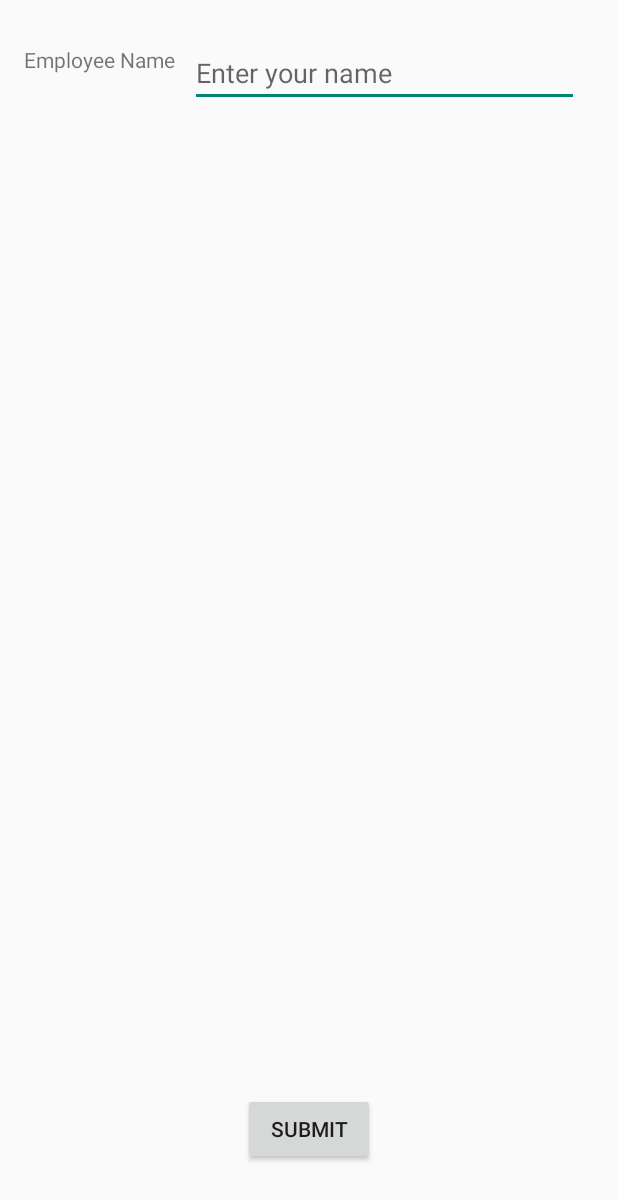
After one commit to lakshay148/OfficeOffice, an Android app: the layout fragment_add_role.xml on its own in the app's theme, with its tools: preview values and no code run, on a phone screen of 412 x 824 dp. The commit adds this screen. Shown: the top 1200 px of the screen. Run offline under Robolectric (Android 15) with nearby library versions, the phone set to English and light mode, and no system bars.

Commit message:
Add privilege and add role

```diff
--- a/app/build.gradle
+++ b/app/build.gradle
@@ -25,6 +25,6 @@ dependencies {
     compile 'com.android.support:appcompat-v7:23.4.0'
     compile 'com.android.support:design:23.4.0'
     compile 'com.android.support:support-v4:23.4.0'
-    compile 'com.android.support:cardview-v7:23.3.0'
-    compile 'com.android.support:recyclerview-v7:23.3.0'
+    compile 'com.android.support:cardview-v7:23.4.0'
+    compile 'com.android.support:recyclerview-v7:23.4.0'
 }
--- a/app/src/main/java/com/truedev/officeoffice/Constants.java
+++ b/app/src/main/java/com/truedev/officeoffice/Constants.java
@@ -6,4 +6,5 @@ package com.truedev.officeoffice;
 public class Constants {
 
     public static final String IS_LOGGED_IN = "is_logged_in";
+    /*public static final String RESULT_OK = "tag_person_name";*/
 }
--- a/app/src/main/java/com/truedev/officeoffice/Fragments/AddTaskFragment.java
+++ b/app/src/main/java/com/truedev/officeoffice/Fragments/AddTaskFragment.java
@@ -19,7 +19,6 @@ import android.widget.Toast;
 
 
 import com.truedev.officeoffice.Activity.MainActivity;
-import com.truedev.officeoffice.Adapter.DynamicAdapter;
 import com.truedev.officeoffice.Adapter.AddTaskAdapter;
 import com.truedev.officeoffice.CommonUtils;
 import com.truedev.officeoffice.DBFunctions;
--- /dev/null
+++ b/app/src/main/java/com/truedev/officeoffice/Interface/Listener.java
@@ -0,0 +1,5 @@
+package com.truedev.officeoffice.Interface;
+
+public interface Listener {
+    void nameToChnge(String name);
+}
--- /dev/null
+++ b/app/src/main/res/layout/fragment_add_role.xml
@@ -0,0 +1,68 @@
+<?xml version="1.0" encoding="utf-8"?>
+<LinearLayout xmlns:android="http://schemas.android.com/apk/res/android"
+    xmlns:tools="http://schemas.android.com/tools"
+    android:layout_width="match_parent"
+    android:layout_height="match_parent"
+    android:orientation="vertical"
+    android:paddingBottom="@dimen/activity_vertical_margin"
+    android:paddingLeft="@dimen/activity_horizontal_margin"
+    android:paddingRight="@dimen/activity_horizontal_margin"
+    android:paddingTop="@dimen/activity_vertical_margin"
+    tools:context="demo.prashant.com.sqliterecycleview.AddRole">
+
+    <LinearLayout
+        android:id="@+id/line1"
+        android:layout_width="match_parent"
+        android:layout_height="0dp"
+        android:layout_weight="1"
+        android:orientation="horizontal">
+
+        <TextView
+            android:id="@+id/empname"
+            android:layout_width="wrap_content"
+            android:layout_height="wrap_content"
+            android:text="Employee Name" />
+
+        <EditText
+            android:id="@+id/et_name"
+            android:layout_width="match_parent"
+            android:layout_height="45dp"
+            android:layout_margin="10dp"
+            android:hint="Enter your name" />
+
+    </LinearLayout>
+
+    <LinearLayout
+        android:id="@+id/line2"
+        android:layout_width="match_parent"
+        android:layout_height="0dp"
+        android:layout_below="@+id/line1"
+        android:layout_weight="8">
+
+        <android.support.v7.widget.RecyclerView
+            android:id="@+id/rv_contactlist"
+            android:layout_width="match_parent"
+            android:layout_height="wrap_content">
+
+        </android.support.v7.widget.RecyclerView>
+    </LinearLayout>
+
+    <LinearLayout
+        android:id="@+id/line3"
+        android:layout_width="wrap_content"
+        android:layout_height="0dp"
+        android:layout_alignParentBottom="true"
+        android:layout_below="@+id/line2"
+        android:layout_gravity="center_horizontal"
+        android:layout_weight="1">
+
+        <Button
+            android:id="@+id/bSubmit"
+            android:layout_width="wrap_content"
+            android:layout_height="wrap_content"
+            android:layout_gravity="center_horizontal"
+            android:gravity="center"
+            android:text="submit" />
+    </LinearLayout>
+
+</LinearLayout>
```
Also changed, not shown: app/src/main/java/com/truedev/officeoffice/Activity/MainActivity.java (+20 -6 lines), app/src/main/java/com/truedev/officeoffice/Adapter/ListAdapter.java (added, +92 -0 lines), app/src/main/java/com/truedev/officeoffice/Database/DailyTaskDB.java (+130 -11 lines), app/src/main/java/com/truedev/officeoffice/Fragments/AddPrivilegeFragment.java (added, +72 -0 lines), app/src/main/java/com/truedev/officeoffice/Fragments/AddRoleFragment.java (added, +80 -0 lines), app/src/main/java/com/truedev/officeoffice/Model/UserData.java (added, +27 -0 lines), app/src/main/res/layout/fragment_add_privilege.xml (added, +31 -0 lines), app/src/main/res/layout/row.xml (added, +37 -0 lines), app/src/main/res/layout/single_row_item.xml (added, +21 -0 lines), app/src/main/res/drawable/ic_launcher.png (added), 1 other file.
